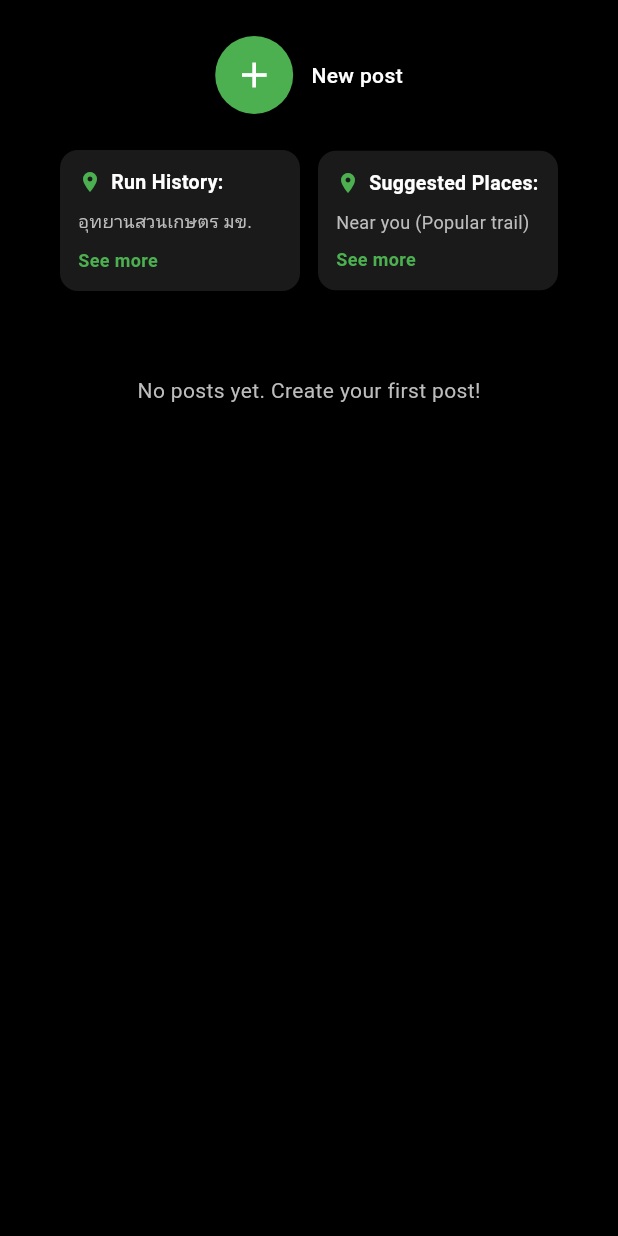
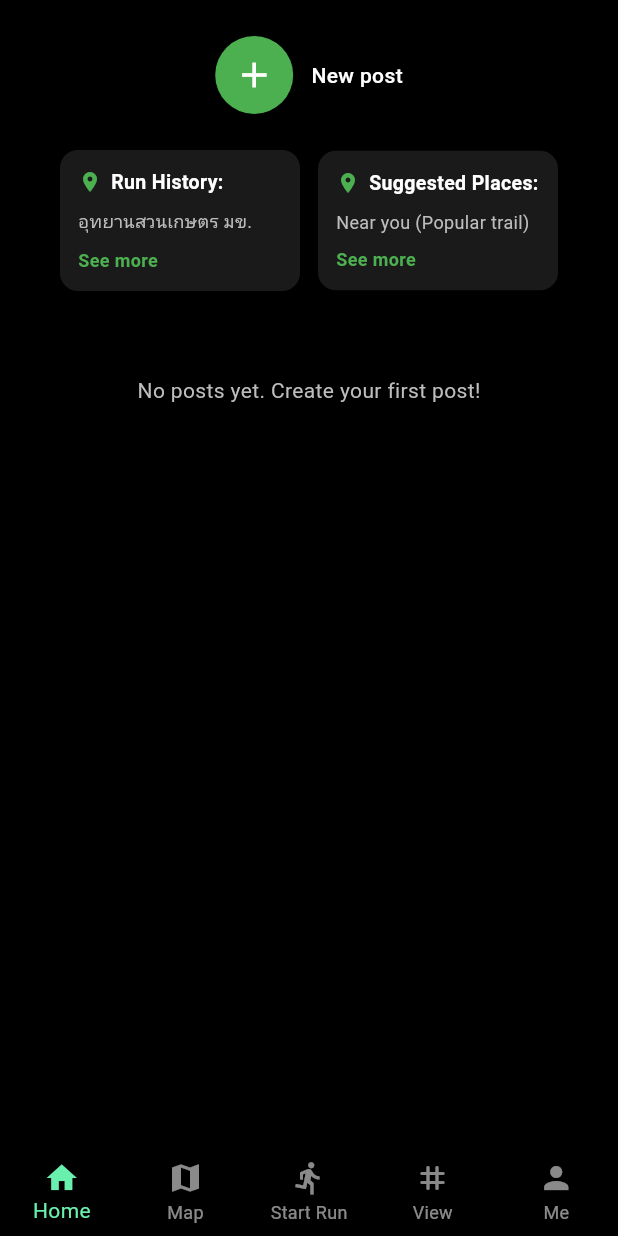
Before and after one commit to November567/Werun, a Flutter app: the screen it shows after launch, after a tap on "New post", on a phone screen of 412 x 824 dp. Run offline on Flutter 3.47's test engine with Material 3 defaults, Android fonts, the light colour scheme and no system bars; our stand-ins replace cloud_firestore, firebase_core, firebase_storage, flutter_map, image_picker, latlong2 and 1 more; accounts and stored records are empty; network calls fail.

Commit message:
Update main.dart

```diff
--- a/lib/main.dart
+++ b/lib/main.dart
@@ -3,12 +3,15 @@ import 'package:flutter/material.dart';
 import 'package:firebase_core/firebase_core.dart';
 import 'firebase_options.dart';
 import 'features/view/screens/home_screen.dart';
+import 'features/map/screens/map_screen.dart';
+import 'features/profile/screens/profile_screen.dart';
+import 'features/view/screens/view_screen.dart';
+import 'components/bottom_navbar.dart';
 
 void main() async {
   WidgetsFlutterBinding.ensureInitialized();
 
   try {
-    // ตรวจสอบว่า Firebase ยังไม่ได้ initialize
     if (Firebase.apps.isEmpty) {
       await Firebase.initializeApp(
         options: DefaultFirebaseOptions.currentPlatform,
@@ -19,7 +22,6 @@ void main() async {
     }
   } catch (e) {
     debugPrint('⚠️ Firebase init error: $e');
-    // ถ้า error ก็ยังสามารถใช้งานได้ (ใช้ default values)
   }
 
   runApp(const MyApp());
@@ -36,8 +38,61 @@ class MyApp extends StatelessWidget {
         primarySwatch: Colors.blue,
         brightness: Brightness.dark,
       ),
-      home: const HomeScreen(),
+      home: const MainScreen(),
       debugShowCheckedModeBanner: false,
     );
   }
 }
+
+class MainScreen extends StatefulWidget {
+  const MainScreen({Key? key}) : super(key: key);
+
+  @override
+  State<MainScreen> createState() => _MainScreenState();
+}
+
+class _MainScreenState extends State<MainScreen> {
+  int _currentIndex = 0;
+
+  final List<Widget> _screens = [
+    const HomeScreen(),
+    const MapScreen(),
+    const _PlaceholderScreen(label: 'Start Run'),
+    const ViewScreen(),
+    const ProfileScreen(),
+  ];
+
+  @override
+  Widget build(BuildContext context) {
+    return Scaffold(
+      backgroundColor: Colors.black,
+      body: IndexedStack(
+        index: _currentIndex,
+        children: _screens,
+      ),
+      bottomNavigationBar: WeRunBottomNavbar(
+        currentIndex: _currentIndex,
+        onTap: (index) {
+          setState(() {
+            _currentIndex = index;
+          });
+        },
+      ),
+    );
+  }
+}
+
+class _PlaceholderScreen extends StatelessWidget {
+  final String label;
+  const _PlaceholderScreen({required this.label});
+
+  @override
+  Widget build(BuildContext context) {
+    return Center(
+      child: Text(
+        label,
+        style: const TextStyle(color: Colors.white, fontSize: 24),
+      ),
+    );
+  }
+}
```
